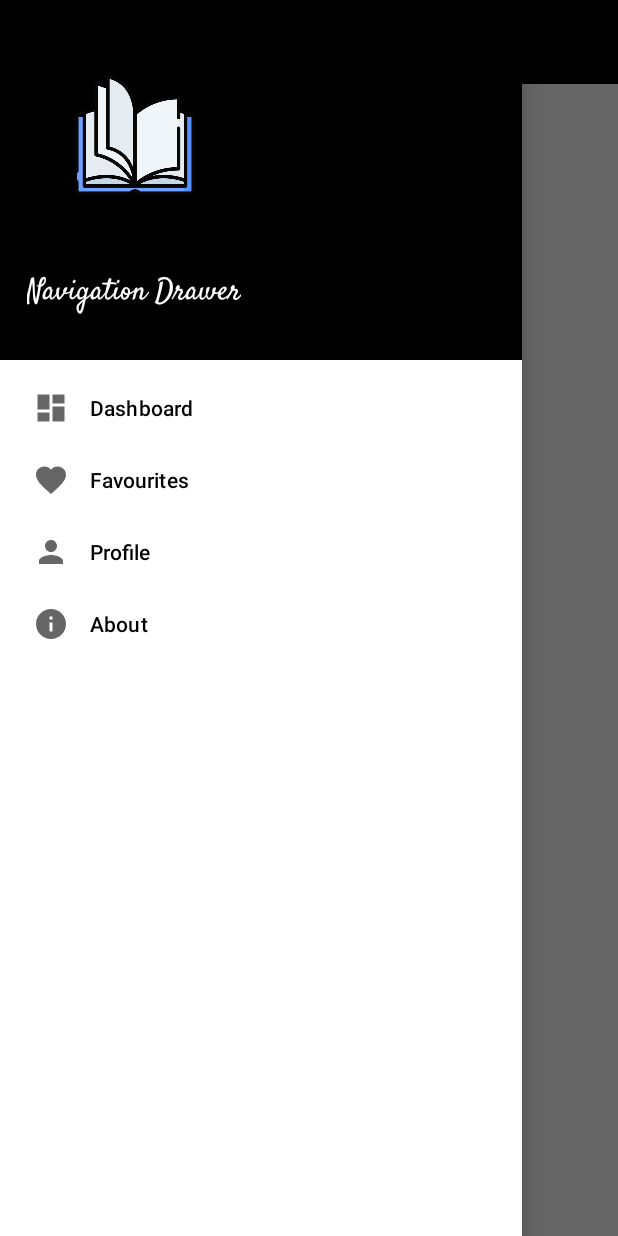
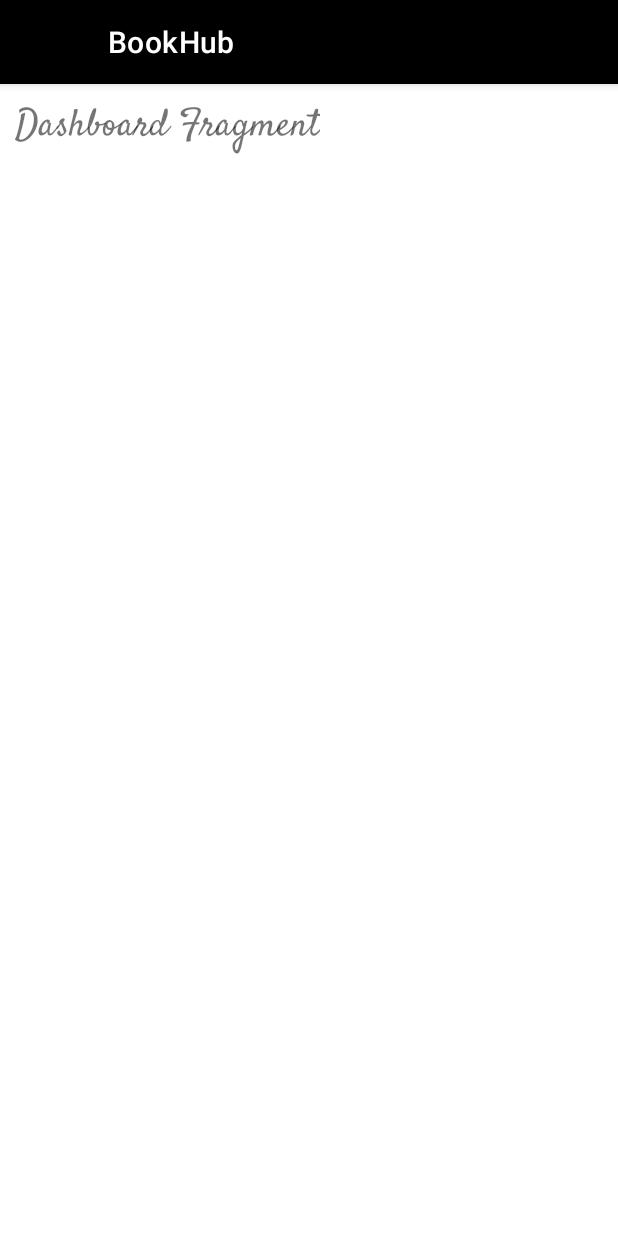
Before and after one commit to sanyamj138/BookHub, an Android app: the MainActivity screen opened directly, with no data from a screen before it, after a tap on "Dashboard", on a phone screen of 412 x 824 dp. Run offline under Robolectric (Android 15) with nearby library versions, the phone set to English and light mode, and no system bars; 1 other tap on this screen came first.

Commit message:
Dashboard fragment added

```diff
--- /dev/null
+++ b/app/src/main/java/com/sanyamj138/bookhub/DashboardFragment.kt
@@ -0,0 +1,22 @@
+package com.sanyamj138.bookhub
+
+import android.os.Bundle
+import androidx.fragment.app.Fragment
+import android.view.LayoutInflater
+import android.view.View
+import android.view.ViewGroup
+
+
+class DashboardFragment : Fragment() {
+
+
+    override fun onCreateView(
+        inflater: LayoutInflater, container: ViewGroup?,
+        savedInstanceState: Bundle?
+    ): View? {
+
+        val view = inflater.inflate(R.layout.fragment_dashboard, container, false)
+
+        return view
+    }
+}
--- a/app/src/main/java/com/sanyamj138/bookhub/MainActivity.kt
+++ b/app/src/main/java/com/sanyamj138/bookhub/MainActivity.kt
@@ -45,8 +45,13 @@ class MainActivity : AppCompatActivity() {
         navigationView.setNavigationItemSelectedListener {
             when(it.itemId) {
                 R.id.dashboard -> {
-                    Toast.makeText(this@MainActivity, "Clicked on Dashboard", Toast.LENGTH_SHORT).show()
+                    supportFragmentManager.beginTransaction()
+                        .replace(R.id.frameLayout, DashboardFragment())
+                        .commit()
+
+                    drawerLayout.closeDrawers()
                 }
+
                 R.id.favourites -> {
                     Toast.makeText(this@MainActivity, "Clicked on Favourites", Toast.LENGTH_SHORT).show()
                 }
--- a/app/src/main/res/layout/activity_main.xml
+++ b/app/src/main/res/layout/activity_main.xml
@@ -12,17 +12,27 @@
         android:layout_width="match_parent"
         android:layout_height="match_parent">
 
+        <com.google.android.material.appbar.AppBarLayout
+            android:id="@+id/appBar"
+            android:layout_width="match_parent"
+            android:elevation="0dp"
+            android:layout_height="wrap_content">
+
             <androidx.appcompat.widget.Toolbar
                 android:id="@+id/toolbar"
                 android:layout_width="match_parent"
                 android:layout_height="wrap_content"
                 app:titleTextColor="@color/white"
                 android:minHeight="?attr/actionBarSize"
+                app:layout_scrollFlags="scroll|enterAlways"
                 android:background="@color/black"/>
+
+        </com.google.android.material.appbar.AppBarLayout>
 
         <FrameLayout
             android:id="@+id/frameLayout"
             android:layout_width="fill_parent"
+            app:layout_behavior="@string/appbar_scrolling_view_behavior"
             android:layout_height="fill_parent"/>
 
     </androidx.coordinatorlayout.widget.CoordinatorLayout>
--- /dev/null
+++ b/app/src/main/res/layout/fragment_dashboard.xml
@@ -0,0 +1,18 @@
+<?xml version="1.0" encoding="utf-8"?>
+<RelativeLayout xmlns:android="http://schemas.android.com/apk/res/android"
+    xmlns:tools="http://schemas.android.com/tools"
+    android:layout_width="match_parent"
+    android:layout_height="match_parent"
+    tools:context=".DashboardFragment">
+
+    <!-- TODO: Update blank fragment layout -->
+    <TextView
+        android:id="@+id/txtDashboard"
+        android:layout_width="wrap_content"
+        android:layout_height="wrap_content"
+        android:text="@string/dashboard_fragment"
+        android:padding="10dp"
+        android:textSize="25sp"
+        android:fontFamily="@font/satisfy"/>
+
+</RelativeLayout>
--- a/app/src/main/res/values/strings.xml
+++ b/app/src/main/res/values/strings.xml
@@ -7,4 +7,7 @@
     <string name="navigation_drawer">Navigation Drawer</string>
     <string name="open_drawer">Open Drawer</string>
     <string name="close_drawer">Close Drawer</string>
+    <!-- TODO: Remove or change this placeholder text -->
+    <string name="hello_blank_fragment">Hello blank fragment</string>
+    <string name="dashboard_fragment">Dashboard Fragment</string>
 </resources>
```
Lines whose indentation alone changed are shown as unchanged.
